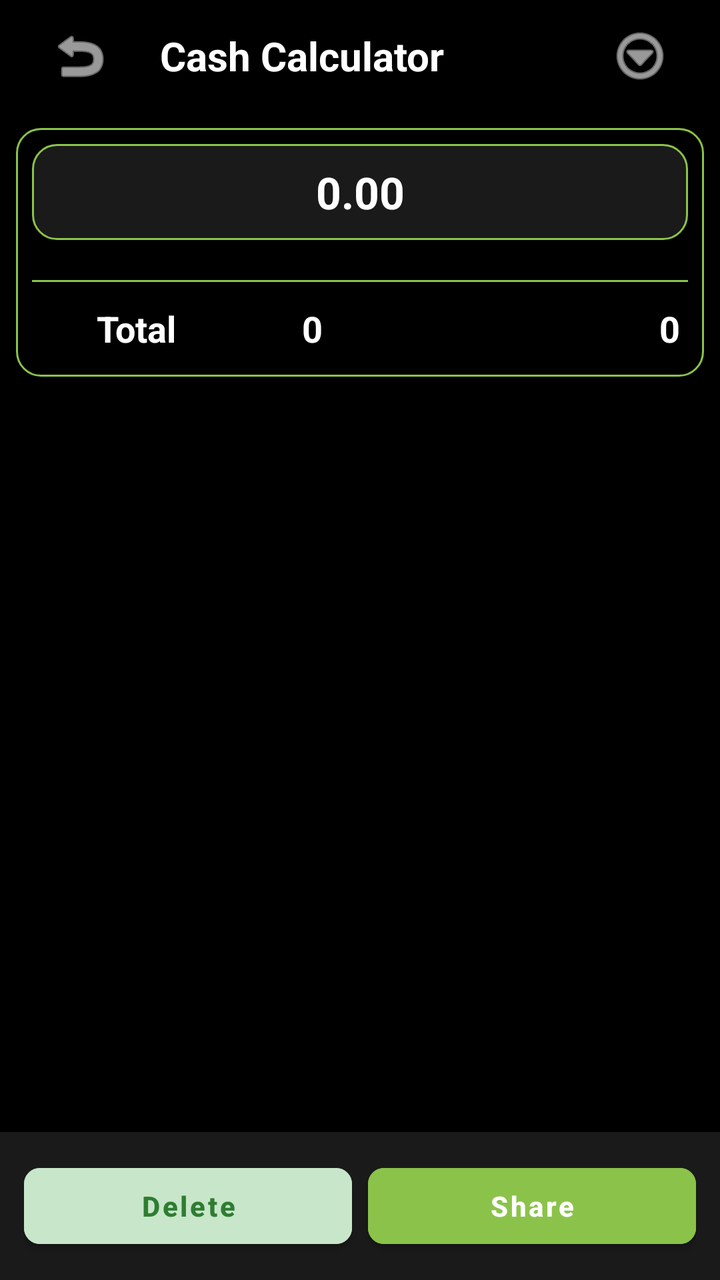
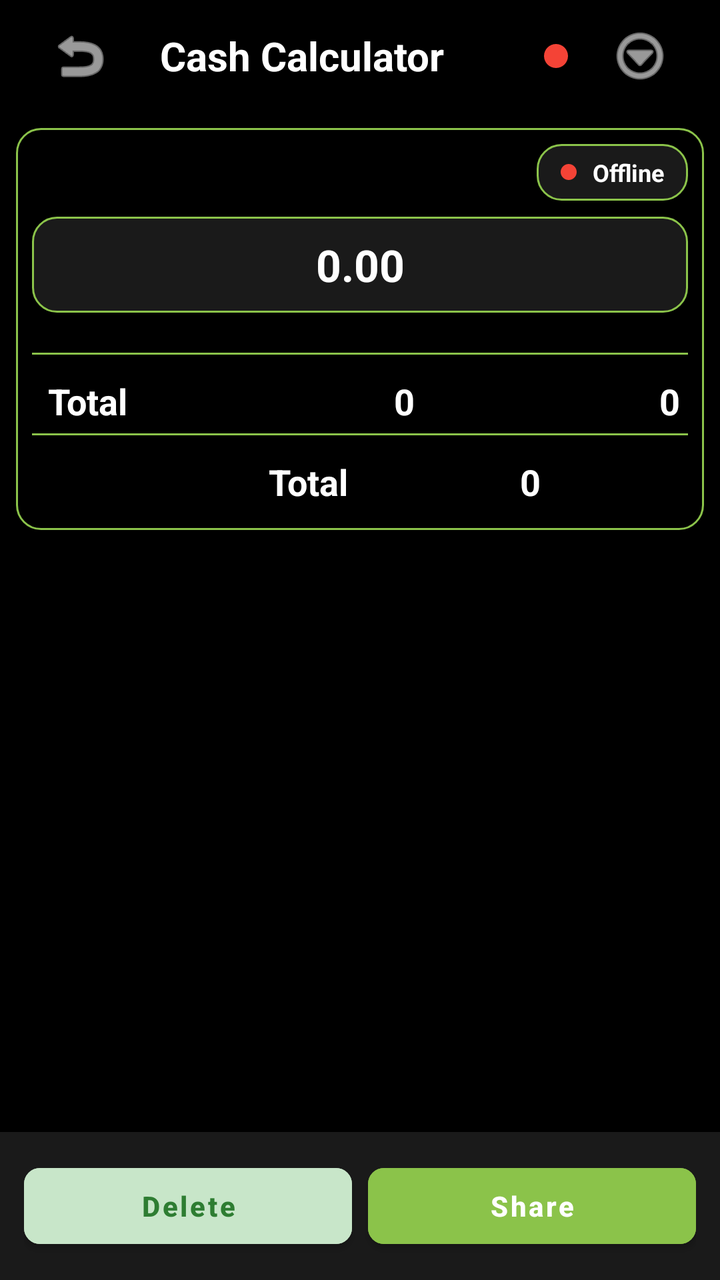

Compare the two renders of this Android layout. The source of the first and the diff that turns it into the second are given below.
<!-- AndroidManifest.xml: activity theme Theme.MyCalendar2026SAR -->
<!-- res/layout/activity_cash_calculator.xml -->
<?xml version="1.0" encoding="utf-8"?>
<androidx.constraintlayout.widget.ConstraintLayout xmlns:android="http://schemas.android.com/apk/res/android"
    xmlns:app="http://schemas.android.com/apk/res-auto"
    xmlns:tools="http://schemas.android.com/tools"
    android:layout_width="match_parent"
    android:layout_height="match_parent"
    android:background="#000000"
    tools:context=".CashCalculatorActivity">

    
    <LinearLayout
        android:id="@+id/cashCalcToolbar"
        android:layout_width="match_parent"
        android:layout_height="56dp"
        android:gravity="center_vertical"
        android:orientation="horizontal"
        android:paddingStart="16dp"
        android:paddingEnd="16dp"
        app:layout_constraintTop_toTopOf="parent">

        <ImageButton
            android:id="@+id/cashCalcBackButton"
            android:layout_width="48dp"
            android:layout_height="48dp"
            android:background="?attr/selectableItemBackgroundBorderless"
            android:contentDescription="Back"
            android:src="@android:drawable/ic_menu_revert"
            app:tint="@color/white" />

        <TextView
            android:id="@+id/txtCashCalcTitle"
            android:layout_width="0dp"
            android:layout_height="wrap_content"
            android:layout_marginStart="16dp"
            android:layout_weight="1"
            android:text="Cash Calculator"
            android:textColor="@color/white"
            android:textSize="20sp"
            android:textStyle="bold" />

        <View
            android:id="@+id/onlineStatusIndicator"
            android:layout_width="12dp"
            android:layout_height="12dp"
            android:layout_marginEnd="12dp"
            android:background="@drawable/status_dot_off"
            android:visibility="gone" />

        <ImageButton
            android:id="@+id/cashCalcMoreButton"
            android:layout_width="48dp"
            android:layout_height="48dp"
            android:background="?attr/selectableItemBackgroundBorderless"
            android:src="@android:drawable/ic_menu_more"
            app:tint="@color/white" />
    </LinearLayout>

    <ScrollView
        android:layout_width="match_parent"
        android:layout_height="0dp"
        android:fillViewport="true"
        app:layout_constraintBottom_toTopOf="@id/bottomContainer"
        app:layout_constraintTop_toBottomOf="@id/cashCalcToolbar">

        <LinearLayout
            android:layout_width="match_parent"
            android:layout_height="wrap_content"
            android:orientation="vertical"
            android:padding="8dp">

            
            <LinearLayout
                android:layout_width="match_parent"
                android:layout_height="wrap_content"
                android:background="@drawable/cash_calc_border"
                android:orientation="vertical"
                android:padding="8dp">

                
                <TextView
                    android:id="@+id/headerTotalDisplay"
                    android:layout_width="match_parent"
                    android:layout_height="48dp"
                    android:background="@drawable/cash_calc_input_bg"
                    android:gravity="center"
                    android:text="0.00"
                    android:textColor="@color/white"
                    android:textSize="22sp"
                    android:textStyle="bold"
                    android:layout_marginBottom="12dp" />

                
                <LinearLayout
                    android:id="@+id/dynamicRowsContainer"
                    android:layout_width="match_parent"
                    android:layout_height="wrap_content"
                    android:orientation="vertical" />

                
                <LinearLayout
                    android:layout_width="match_parent"
                    android:layout_height="wrap_content"
                    android:orientation="horizontal"
                    android:gravity="center_vertical"
                    android:layout_marginTop="8dp"
                    android:paddingTop="12dp"
                    android:paddingBottom="4dp"
                    android:paddingStart="4dp"
                    android:paddingEnd="4dp"
                    android:background="@drawable/cash_calc_top_border">
                    <TextView
                        android:layout_width="0dp"
                        android:layout_height="wrap_content"
                        android:layout_weight="1.2"
                        android:text="Total"
                        android:textColor="@color/white"
                        android:textSize="18sp"
                        android:textStyle="bold"
                        android:gravity="center" />

                    <TextView
                        android:id="@+id/footerTotalCount"
                        android:layout_width="0dp"
                        android:layout_height="wrap_content"
                        android:layout_weight="1"
                        android:gravity="center"
                        android:text="0"
                        android:textColor="@color/white"
                        android:textSize="18sp"
                        android:textStyle="bold" />

                    <TextView
                        android:id="@+id/footerGrandTotal"
                        android:layout_width="0dp"
                        android:layout_height="wrap_content"
                        android:layout_weight="1.8"
                        android:text="0"
                        android:textColor="@color/white"
                        android:textSize="18sp"
                        android:textStyle="bold"
                        android:gravity="end" />
                </LinearLayout>

            </LinearLayout>

        </LinearLayout>
    </ScrollView>

    <LinearLayout
        android:id="@+id/bottomContainer"
        android:layout_width="match_parent"
        android:layout_height="wrap_content"
        android:background="#1A1A1A"
        android:orientation="horizontal"
        android:padding="12dp"
        app:layout_constraintBottom_toBottomOf="parent">

        <Button
            android:id="@+id/btnCashCalcDelete"
            android:layout_width="0dp"
            android:layout_height="50dp"
            android:layout_marginEnd="8dp"
            android:layout_weight="1"
            android:backgroundTint="#C8E6C9"
            android:text="Delete"
            android:textAllCaps="false"
            android:textColor="#2E7D32"
            android:textStyle="bold"
            app:cornerRadius="8dp" />

        <Button
            android:id="@+id/btnCashCalcShare"
            android:layout_width="0dp"
            android:layout_height="50dp"
            android:layout_weight="1"
            android:backgroundTint="@color/light_green"
            android:text="Share"
            android:textAllCaps="false"
            android:textColor="@color/white"
            android:textStyle="bold"
            app:cornerRadius="8dp" />

    </LinearLayout>

</androidx.constraintlayout.widget.ConstraintLayout>
<!-- resources referenced by this layout -->
<resources>
  <color name="light_green">#8BC34A</color>
  <color name="white">#FFFFFFFF</color>
  <!-- drawable cash_calc_border (drawable) -->
  <?xml version="1.0" encoding="utf-8"?>
  <shape xmlns:android="http://schemas.android.com/apk/res/android">
      <stroke android:width="1dp" android:color="@color/light_green" />
      <corners android:radius="12dp" />
  </shape>
  <!-- drawable cash_calc_input_bg (drawable) -->
  <?xml version="1.0" encoding="utf-8"?>
  <shape xmlns:android="http://schemas.android.com/apk/res/android">
      <stroke android:width="1dp" android:color="@color/light_green" />
      <corners android:radius="12dp" />
      <solid android:color="#1A1A1A" />
  </shape>
  <!-- drawable cash_calc_top_border (drawable) -->
  <?xml version="1.0" encoding="utf-8"?>
  <layer-list xmlns:android="http://schemas.android.com/apk/res/android">
      <item>
          <shape>
              <stroke android:width="1dp" android:color="@color/light_green" />
          </shape>
      </item>
      <item android:top="1dp">
          <shape>
              <solid android:color="#000000" />
          </shape>
      </item>
  </layer-list>
  <!-- drawable status_dot_off (drawable) -->
  <?xml version="1.0" encoding="utf-8"?>
  <shape xmlns:android="http://schemas.android.com/apk/res/android" android:shape="oval">
      <solid android:color="#F44336" />
      <size android:width="12dp" android:height="12dp" />
  </shape>
  <style name="Theme.MyCalendar2026SAR" parent="Theme.MaterialComponents.DayNight.NoActionBar">
          
          <item name="colorPrimary">@color/light_green</item>
          <item name="colorPrimaryVariant">@color/hunter_green</item>
          <item name="colorOnPrimary">@color/white</item>
          
          <item name="colorSecondary">@color/teal_200</item>
          <item name="colorSecondaryVariant">@color/teal_700</item>
          <item name="colorOnSecondary">@color/black</item>
          
          <item name="android:statusBarColor">?attr/colorPrimaryVariant</item>
  
          
          <item name="materialAlertDialogTheme">@style/CustomAlertDialogTheme</item>
          <item name="alertDialogTheme">@style/CustomAlertDialogTheme</item>
      </style>
  <color name="hunter_green">#355E3B</color>
  <color name="teal_200">#FF03DAC5</color>
  <color name="teal_700">#FF018786</color>
  <color name="black">#FF000000</color>
  <style name="CustomAlertDialogTheme" parent="ThemeOverlay.MaterialComponents.MaterialAlertDialog">
          <item name="colorPrimary">@color/light_green</item>
          <item name="colorAccent">@color/light_green</item>
          <item name="colorSecondary">@color/light_green</item>
          <item name="android:textColorPrimary">@color/white</item>
          
          <item name="buttonBarPositiveButtonStyle">@style/GreenButtonStyle</item>
          <item name="buttonBarNegativeButtonStyle">@style/GreenButtonStyle</item>
          <item name="buttonBarNeutralButtonStyle">@style/GreenButtonStyle</item>
      </style>
  <style name="GreenButtonStyle" parent="Widget.MaterialComponents.Button.TextButton">
          <item name="android:textColor">@color/light_green</item>
      </style>
</resources>

<!-- the commit's change to res/layout/activity_cash_calculator.xml (unified diff, before → after) -->
@@ -44,7 +44,7 @@
             android:layout_height="12dp"
             android:layout_marginEnd="12dp"
             android:background="@drawable/status_dot_off"
-            android:visibility="gone" />
+            android:visibility="visible" />
 
         <ImageButton
             android:id="@+id/cashCalcMoreButton"
@@ -77,6 +77,41 @@
                 android:padding="8dp">
 
                 
+                <LinearLayout
+                    android:id="@+id/cardOnlineStatus"
+                    android:layout_width="wrap_content"
+                    android:layout_height="wrap_content"
+                    android:layout_gravity="end"
+                    android:layout_marginBottom="8dp"
+                    android:background="@drawable/cash_calc_input_bg"
+                    android:clickable="true"
+                    android:focusable="true"
+                    android:gravity="center_vertical"
+                    android:orientation="horizontal"
+                    android:paddingStart="12dp"
+                    android:paddingTop="6dp"
+                    android:paddingEnd="12dp"
+                    android:paddingBottom="6dp">
+
+                    <View
+                        android:id="@+id/dotOnline"
+                        android:layout_width="8dp"
+                        android:layout_height="8dp"
+                        android:layout_marginEnd="8dp"
+                        android:background="@drawable/status_dot_off"
+                        android:visibility="visible" />
+
+                    <TextView
+                        android:id="@+id/txtOnlineStatus"
+                        android:layout_width="wrap_content"
+                        android:layout_height="wrap_content"
+                        android:text="Offline"
+                        android:textColor="@color/white"
+                        android:textSize="12sp"
+                        android:textStyle="bold" />
+                </LinearLayout>
+
+                
                 <TextView
                     android:id="@+id/headerTotalDisplay"
                     android:layout_width="match_parent"
@@ -98,6 +133,7 @@
 
                 
                 <LinearLayout
+                    android:id="@+id/subtotalRow"
                     android:layout_width="match_parent"
                     android:layout_height="wrap_content"
                     android:orientation="horizontal"
@@ -108,37 +144,108 @@
                     android:paddingStart="4dp"
                     android:paddingEnd="4dp"
                     android:background="@drawable/cash_calc_top_border">
-                    <TextView
-                        android:layout_width="0dp"
-                        android:layout_height="wrap_content"
-                        android:layout_weight="1.2"
+
+                    
+                    <TextView
+                        android:layout_width="142dp"
+                        android:layout_height="wrap_content"
                         android:text="Total"
                         android:textColor="@color/white"
                         android:textSize="18sp"
                         android:textStyle="bold"
-                        android:gravity="center" />
-
+                        android:gravity="start"
+                        android:layout_marginStart="4dp" />
+
+                    
                     <TextView
                         android:id="@+id/footerTotalCount"
-                        android:layout_width="0dp"
-                        android:layout_height="wrap_content"
-                        android:layout_weight="1"
+                        android:layout_width="72dp"
+                        android:layout_height="wrap_content"
                         android:gravity="center"
                         android:text="0"
                         android:textColor="@color/white"
                         android:textSize="18sp"
                         android:textStyle="bold" />
 
-                    <TextView
-                        android:id="@+id/footerGrandTotal"
+                    
+                    <TextView
+                        android:id="@+id/footerSubTotalAmount"
                         android:layout_width="0dp"
                         android:layout_height="wrap_content"
-                        android:layout_weight="1.8"
+                        android:layout_weight="1"
                         android:text="0"
                         android:textColor="@color/white"
                         android:textSize="18sp"
                         android:textStyle="bold"
-                        android:gravity="end" />
+                        android:gravity="end"
+                        android:maxLines="1" />
+                </LinearLayout>
+
+                
+                <LinearLayout
+                    android:id="@+id/onlineAmountRow"
+                    android:layout_width="match_parent"
+                    android:layout_height="wrap_content"
+                    android:orientation="horizontal"
+                    android:gravity="center_vertical"
+                    android:padding="4dp"
+                    android:visibility="gone">
+
+                    <TextView
+                        android:layout_width="0dp"
+                        android:layout_height="wrap_content"
+                        android:layout_weight="1"
+                        android:text="Online"
+                        android:textColor="@color/white"
+                        android:textSize="18sp"
+                        android:textStyle="bold"
+                        android:gravity="end"
+                        android:layout_marginEnd="16dp" />
+
+                    <EditText
+                        android:id="@+id/editOnlineAmount"
+                        android:layout_width="150dp"
+                        android:layout_height="44dp"
+                        android:background="@drawable/cash_calc_input_bg"
+                        android:gravity="center"
+                        android:inputType="numberDecimal"
+                        android:textColor="@color/white"
+                        android:textSize="16sp" />
+                </LinearLayout>
+
+                
+                <LinearLayout
+                    android:id="@+id/grandTotalRow"
+                    android:layout_width="match_parent"
+                    android:layout_height="wrap_content"
+                    android:orientation="horizontal"
+                    android:gravity="center_vertical"
+                    android:paddingTop="12dp"
+                    android:paddingBottom="4dp"
+                    android:paddingStart="4dp"
+                    android:paddingEnd="4dp"
+                    android:background="@drawable/cash_calc_top_border">
+
+                    <TextView
+                        android:layout_width="0dp"
+                        android:layout_height="wrap_content"
+                        android:layout_weight="1"
+                        android:text="Total"
+                        android:textColor="@color/white"
+                        android:textSize="18sp"
+                        android:textStyle="bold"
+                        android:gravity="end"
+                        android:layout_marginEnd="16dp" />
+
+                    <TextView
+                        android:id="@+id/footerGrandTotalAmount"
+                        android:layout_width="150dp"
+                        android:layout_height="wrap_content"
+                        android:text="0"
+                        android:textColor="@color/white"
+                        android:textSize="18sp"
+                        android:textStyle="bold"
+                        android:gravity="center" />
                 </LinearLayout>
 
             </LinearLayout>
